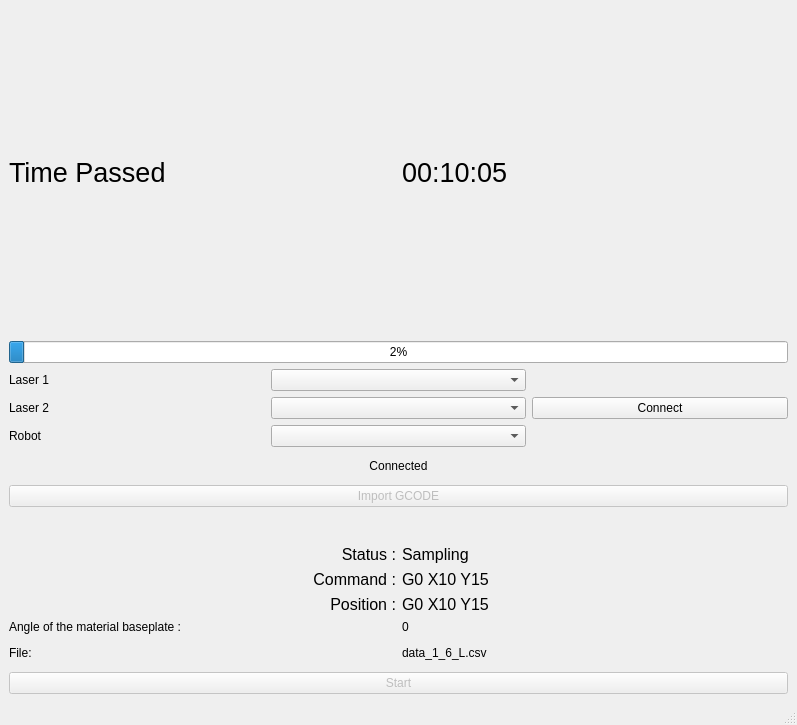
This is DAQ Dev2/Software/scripts/gui/daq_dev2_gui.ui in pvolans/final_project as Qt 5 draws it before an edit. The edited form follows.
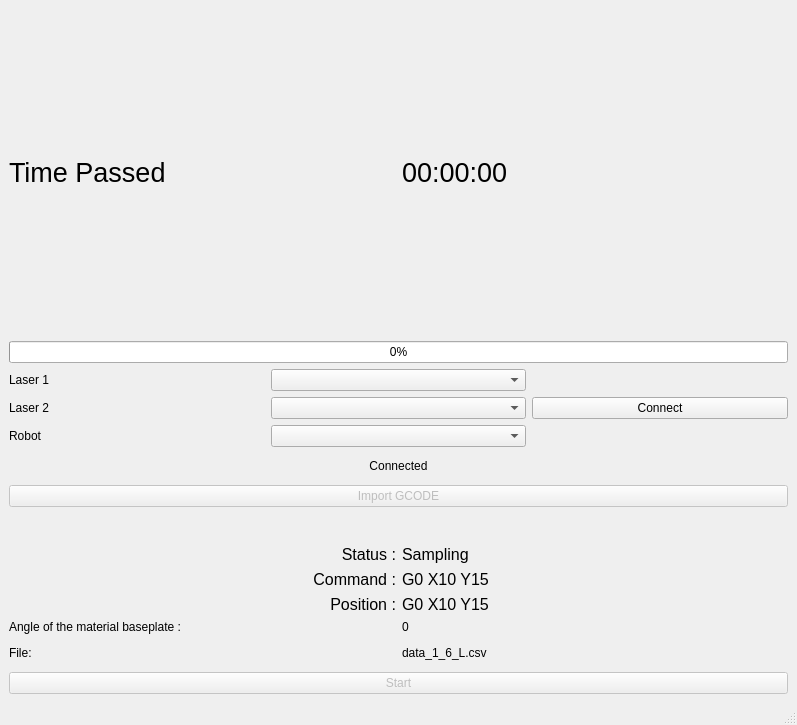
This is the edited form.

```diff
--- a/DAQ Dev2/Software/scripts/gui/daq_dev2_gui.ui
+++ b/DAQ Dev2/Software/scripts/gui/daq_dev2_gui.ui
@@ -41,7 +41,7 @@
          </font>
         </property>
         <property name="text">
-         <string>00:10:05</string>
+         <string>00:00:00</string>
         </property>
        </widget>
       </item>
@@ -50,7 +50,7 @@
     <item>
      <widget class="QProgressBar" name="progressBar">
       <property name="value">
-       <number>2</number>
+       <number>0</number>
       </property>
      </widget>
     </item>
```
